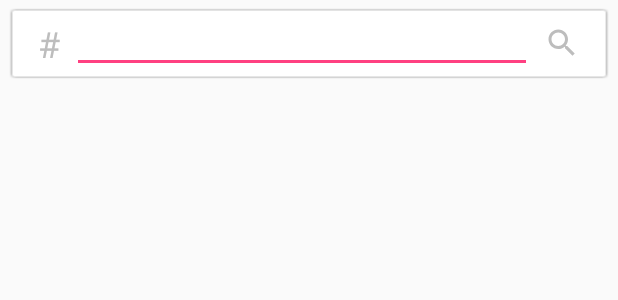
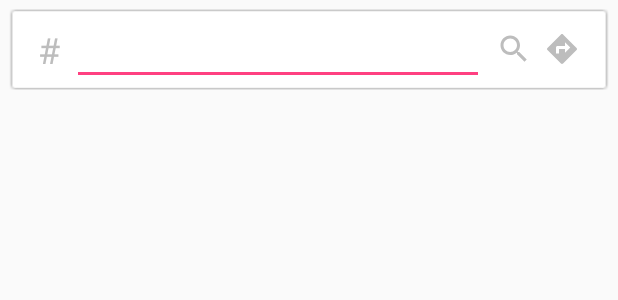
Before and after one commit to kllaas/AND, an Android app: the layout search_fragment.xml on its own in the app's theme, with its tools: preview values and no code run, on a phone screen of 412 x 824 dp. Shown: the top 300 px of the screen. Run offline under Robolectric (Android 15) with nearby library versions, the phone set to English and light mode, and no system bars.

Commit message:
add directions fragment

```diff
--- a/app/src/main/java/com/klimchuk/and/activity/MainContract.java
+++ b/app/src/main/java/com/klimchuk/and/activity/MainContract.java
@@ -27,6 +27,8 @@ public interface MainContract  {
         void onClosePlaceClick();
 
         void setToolbarVisibility(int visibility);
+
+        void showDirectionsFragment();
     }
 
 }
--- a/app/src/main/java/com/klimchuk/and/adapter/RecyclerAdapter.java
+++ b/app/src/main/java/com/klimchuk/and/adapter/RecyclerAdapter.java
@@ -101,7 +101,7 @@ public class RecyclerAdapter extends RecyclerView.Adapter<RecyclerView.ViewHolde
                         ViewHolderHeader header = (ViewHolderHeader) holder;
 
                         header.tvAddress.setText(place.getAddress());
-                        header.tvName.setText(place.getName());
+                        header.tvName.setText(mPlace.getName());
                         header.tvPostsCount.setText(String.valueOf(mPlace.getPostsCount()) + " posts");
 
                         if (place.getPhotoReference() != null) {
--- a/app/src/main/java/com/klimchuk/and/data/Tag.java
+++ b/app/src/main/java/com/klimchuk/and/data/Tag.java
@@ -15,6 +15,7 @@ public class Tag {
 
     @SerializedName("text")
     @Expose
+
     private String text;
 
     public Integer getId() {
--- a/app/src/main/java/com/klimchuk/and/data/and/ANDApiLoader.java
+++ b/app/src/main/java/com/klimchuk/and/data/and/ANDApiLoader.java
@@ -37,7 +37,7 @@ public class ANDApiLoader {
                     StaticDataCache.places = parsePlaces(response.body().toString());
                     callback.onPlaceLoaded(StaticDataCache.places);
 
-                } catch (JSONException e) {
+                } catch (Exception e) {
                     e.printStackTrace();
                 }
             }
--- a/app/src/main/java/com/klimchuk/and/search/ISearch.java
+++ b/app/src/main/java/com/klimchuk/and/search/ISearch.java
@@ -22,4 +22,10 @@ public interface ISearch {
 
     }
 
+    interface ShowDirectionsFragment {
+
+        void onDirectionsClick();
+
+    }
+
 }
--- a/app/src/main/java/com/klimchuk/and/search/SearchPresenter.java
+++ b/app/src/main/java/com/klimchuk/and/search/SearchPresenter.java
@@ -42,6 +42,7 @@ public class SearchPresenter implements SearchContract.Presenter {
 
             @Override
             public void onLoadingFailed() {
+
             }
         });
     }
@@ -49,7 +50,6 @@ public class SearchPresenter implements SearchContract.Presenter {
     @Override
     public void startSearch(String tag) {
         try {
-
             ANDApiLoader.getPlacesByTag(tag, new LoadingCallback<List<Place>>() {
                 @Override
                 public void onPlaceLoaded(List<Place> places) {
--- /dev/null
+++ b/app/src/main/res/drawable/ic_directions_black_24dp.xml
@@ -0,0 +1,9 @@
+<vector xmlns:android="http://schemas.android.com/apk/res/android"
+    android:width="24dp"
+    android:height="24dp"
+    android:viewportHeight="24.0"
+    android:viewportWidth="24.0">
+    <path
+        android:fillColor="#FF000000"
+        android:pathData="M21.71,11.29l-9,-9c-0.39,-0.39 -1.02,-0.39 -1.41,0l-9,9c-0.39,0.39 -0.39,1.02 0,1.41l9,9c0.39,0.39 1.02,0.39 1.41,0l9,-9c0.39,-0.38 0.39,-1.01 0,-1.41zM14,14.5V12h-4v3H8v-4c0,-0.55 0.45,-1 1,-1h5V7.5l3.5,3.5 -3.5,3.5z" />
+</vector>
--- a/app/src/main/res/layout/activity_main.xml
+++ b/app/src/main/res/layout/activity_main.xml
@@ -15,4 +15,9 @@
         android:layout_width="match_parent"
         android:layout_height="wrap_content" />
 
+    <FrameLayout
+        android:id="@+id/directions_container"
+        android:layout_width="match_parent"
+        android:layout_height="wrap_content" />
+
 </RelativeLayout>
--- a/app/src/main/res/layout/search_fragment.xml
+++ b/app/src/main/res/layout/search_fragment.xml
@@ -1,12 +1,12 @@
 <?xml version="1.0" encoding="utf-8"?>
 <RelativeLayout xmlns:android="http://schemas.android.com/apk/res/android"
     android:layout_width="match_parent"
-    android:layout_height="@dimen/search_bar_height">
+    android:layout_height="wrap_content">
 
     <RelativeLayout
         android:id="@+id/search_box"
         android:layout_width="match_parent"
-        android:layout_height="match_parent"
+        android:layout_height="@dimen/search_bar_height"
         android:layout_margin="4dp"
         android:layout_marginTop="8dp"
         android:background="@drawable/shadow_card_search">
@@ -25,11 +25,22 @@
             android:id="@+id/btn_search"
             android:layout_width="wrap_content"
             android:layout_height="wrap_content"
+            android:layout_centerVertical="true"
+            android:layout_marginEnd="@dimen/small_margin"
+            android:layout_toStartOf="@+id/btn_direction"
+            android:background="@color/colorWhite"
+            android:src="@drawable/ic_search_black_32dp"
+            android:tint="@color/colorText" />
+
+        <ImageButton
+            android:id="@+id/btn_direction"
+            android:layout_width="wrap_content"
+            android:layout_height="wrap_content"
             android:layout_alignParentEnd="true"
             android:layout_centerVertical="true"
             android:layout_marginEnd="@dimen/medium_margin"
             android:background="@color/colorWhite"
-            android:src="@drawable/ic_search_black_32dp"
+            android:src="@drawable/ic_directions_black_24dp"
             android:tint="@color/colorText" />
 
         <AutoCompleteTextView
@@ -61,4 +72,5 @@
             android:src="@drawable/ic_arrow_back_black_24dp"
             android:tint="@color/colorText" />
     </RelativeLayout>
+
 </RelativeLayout>
```
Also changed, not shown: app/src/main/java/com/klimchuk/and/activity/MainActivity.java (+6 -1 lines), app/src/main/java/com/klimchuk/and/activity/MainPresenter.java (+12 -0 lines), app/src/main/java/com/klimchuk/and/maps/MapsFragment.java (+15 -0 lines), app/src/main/java/com/klimchuk/and/search/SearchFragment.java (+8 -0 lines), app/src/main/java/com/klimchuk/and/search_directions/DirectionsContract.java (added, +22 -0 lines), app/src/main/java/com/klimchuk/and/search_directions/DirectionsFragment.java (added, +48 -0 lines), app/src/main/java/com/klimchuk/and/search_directions/DirectionsPresenter.java (added, +42 -0 lines), app/src/main/res/layout/directions_fragment.xml (added, +52 -0 lines).
